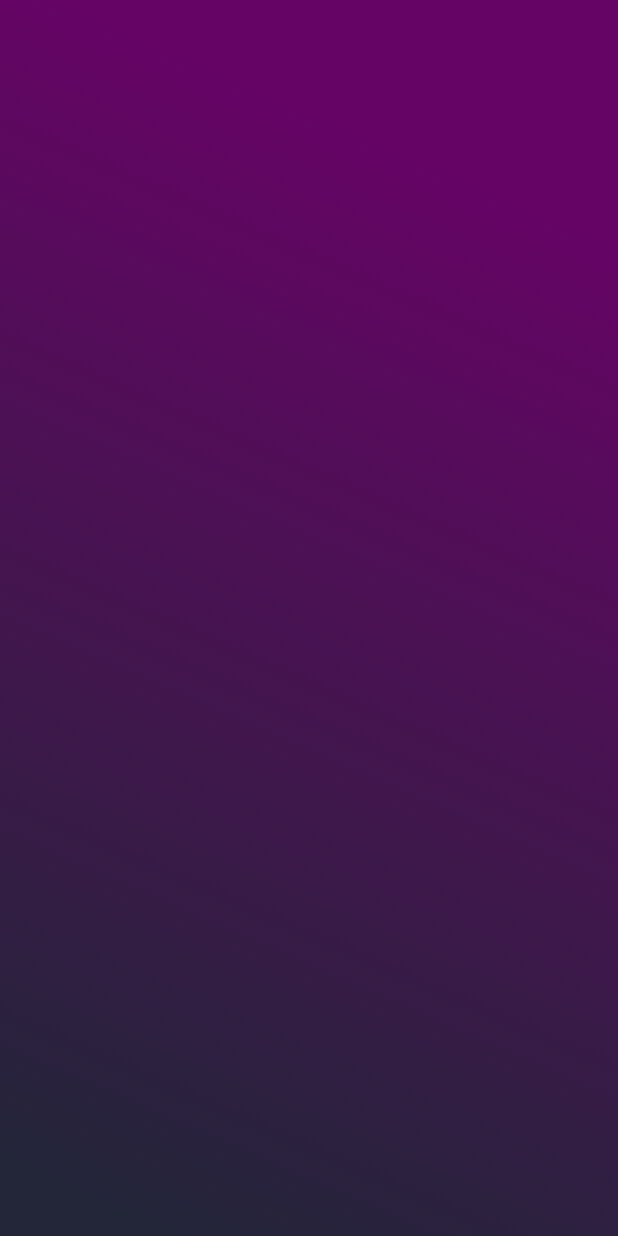
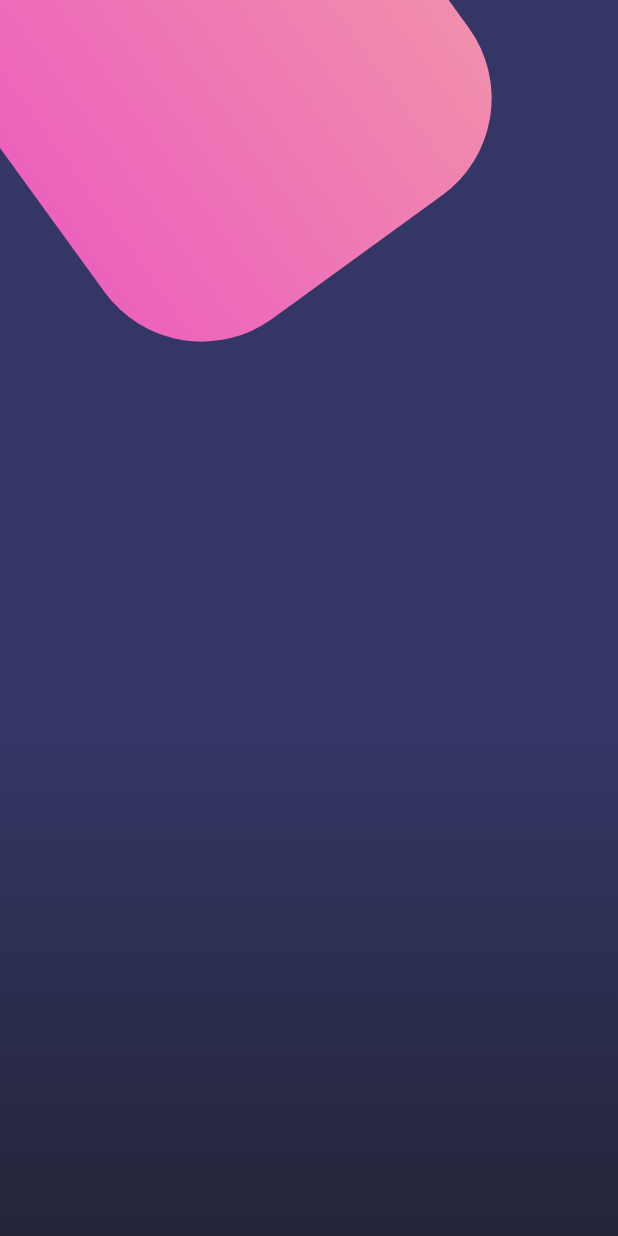
Before and after one commit to Marisabel-Condori/dise-os-flutter, a Flutter app: the screen it shows after launch, on a phone screen of 412 x 824 dp. Run offline on Flutter 3.47's test engine with Material 2 defaults, Android fonts, the phone set to English and light mode, and no system bars.

Commit message:
3er pantalla, color de fondo y caja rosada

```diff
--- a/lib/pages/botones_page.dart
+++ b/lib/pages/botones_page.dart
@@ -1,7 +1,8 @@
+import 'dart:math';
+
 import 'package:flutter/material.dart';
 
 class BotonesPage extends StatelessWidget {
-
   @override
   Widget build(BuildContext context) {
     return Scaffold(
@@ -18,19 +19,37 @@ class BotonesPage extends StatelessWidget {
       width: double.infinity,
       height: double.infinity,
       decoration: BoxDecoration(
-        gradient: LinearGradient(
-          begin: FractionalOffset(1.0, 0.2),
-          end: FractionalOffset(0.3, 1.0),
-          colors: [
-            Color.fromRGBO(101, 4, 101, 1.0),
-            Color.fromRGBO(35, 37, 57, 1.0)
-          ],
-        )
+          gradient: LinearGradient(
+        begin: FractionalOffset(0.0, 0.6),
+        end: FractionalOffset(0.0, 1.0),
+        colors: [
+          Color.fromRGBO(52, 54, 101, 1.0),
+          Color.fromRGBO(35, 37, 57, 1.0)
+        ],
+      )),
+    );
+    final caja = Transform.rotate(
+      angle: -pi / 5.0,
+      child: Container(
+        width: 300.0,
+        height: 300.0,
+        decoration: BoxDecoration(
+            color: Colors.pink,
+            borderRadius: BorderRadius.circular(80.0),
+            gradient: LinearGradient(colors: [
+              Color.fromRGBO(236, 98, 188, 1.0),
+              Color.fromRGBO(241, 142, 172, 1.0)
+            ])),
       ),
     );
+
     return Stack(
       children: <Widget>[
-        gradiente
+        gradiente,
+        Positioned(
+          top: -100,
+          child: caja
+        )
       ],
     );
   }
```
